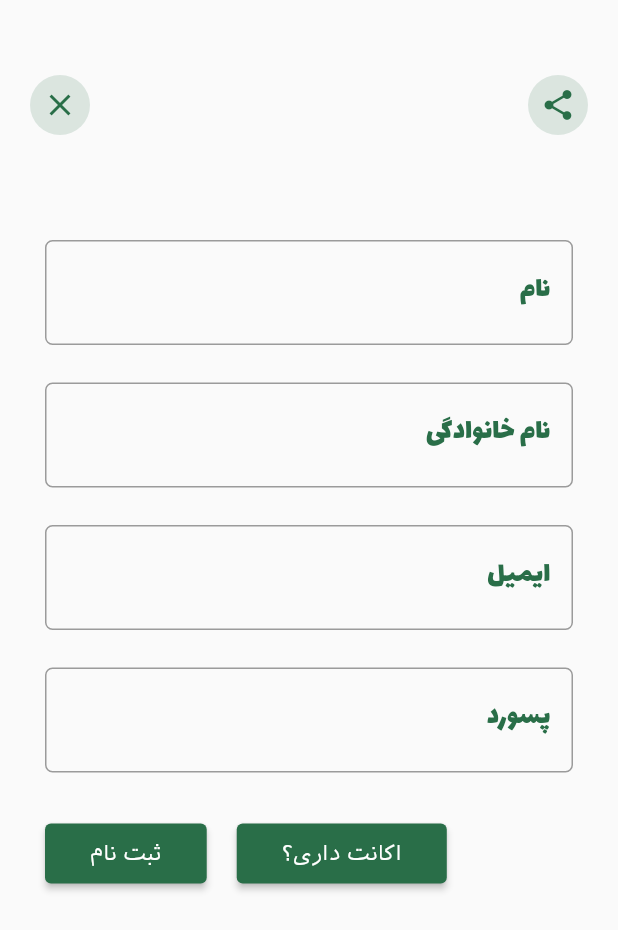
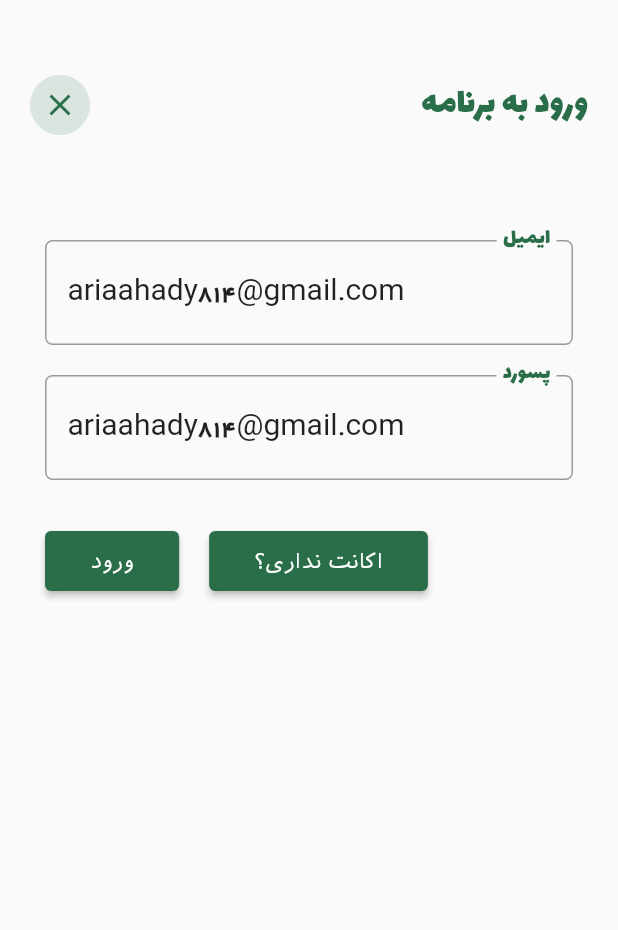
Before and after one commit to AriyaAhadyflutter/wordpresshop, a Flutter app: the screen it shows after launch, on a phone screen of 412 x 824 dp. Shown: the top 930 px of the screen. Run offline on Flutter 3.47's test engine with Material 2 defaults, Android fonts, the phone set to English and light mode, and no system bars; our stand-ins replace animated_bottom_navigation_bar, dio, page_transition; accounts and stored records are empty.

Commit message:
finish appbar

```diff
--- a/lib/main.dart
+++ b/lib/main.dart
@@ -1,6 +1,7 @@
 import 'package:flutter/material.dart';
+import 'package:wordpreesapp/ui/login/loginpage.dart';
 
-import 'package:wordpreesapp/ui/singup/singup.dart';
+// import 'package:wordpreesapp/ui/singup/singup.dart';
 
 void main() {
   runApp(const MyApp());
@@ -13,7 +14,7 @@ class MyApp extends StatelessWidget {
   Widget build(BuildContext context) {
     return const MaterialApp(
       debugShowCheckedModeBanner: false,
-      home: SingUp(),
+      home: Login(),
     );
   }
 }
--- /dev/null
+++ b/lib/ui/login/loginpage.dart
@@ -0,0 +1,272 @@
+import 'package:flutter/material.dart';
+import 'package:page_transition/page_transition.dart';
+import 'package:wordpreesapp/api/api_service.dart';
+import 'package:wordpreesapp/contants/constants.dart';
+import 'package:wordpreesapp/model/woocammers/register.dart';
+import 'package:wordpreesapp/ui/root/root_page.dart';
+import 'package:wordpreesapp/ui/singup/singup.dart';
+import 'package:wordpreesapp/ui/utils/custom_appbar.dart';
+import 'package:wordpreesapp/ui/utils/custom_dilog_box.dart';
+
+class Login extends StatefulWidget {
+  const Login({super.key});
+
+  @override
+  State<Login> createState() => _LoginState();
+}
+
+class _LoginState extends State<Login> {
+  late ApiService apiService;
+  late CustomerModel customerModel;
+  bool apiCalled = false;
+
+  GlobalKey<FormState> globalKey = GlobalKey<FormState>();
+  TextEditingController email =
+      TextEditingController(text: 'ariaahady814@gmail.com');
+  TextEditingController password =
+      TextEditingController(text: 'ariaahady814@gmail.com');
+
+  @override
+  void initState() {
+    apiService = ApiService();
+    customerModel = CustomerModel();
+    super.initState();
+  }
+
+  @override
+  Widget build(BuildContext context) {
+    Size size = MediaQuery.of(context).size;
+    return Scaffold(
+      body: Stack(
+        children: [
+          const CustomAppBar(appBarText: 'ورود به برنامه'),
+          Positioned(
+            top: 150,
+            left: 20,
+            right: 20,
+            child: SizedBox(
+              width: size.width * 0.8,
+              height: size.height * 0.8,
+              child: Form(
+                key: globalKey,
+                child: SingleChildScrollView(
+                  child: Padding(
+                    padding: const EdgeInsets.all(10),
+                    child: Column(
+                      children: [
+                        // ایمیل
+                        Directionality(
+                          textDirection: TextDirection.rtl,
+                          child: TextFormField(
+                            controller: email,
+                            keyboardType: TextInputType.emailAddress,
+                            cursorColor: MyConstantsSC.primarycolor,
+                            style: const TextStyle(
+                              fontFamily: 'Yekanplus',
+                              fontSize: 20,
+                              height: 2,
+                            ),
+                            textDirection: TextDirection.ltr,
+                            decoration: InputDecoration(
+                                errorStyle: const TextStyle(
+                                  fontSize: 17,
+                                  fontFamily: 'Yekanplus',
+                                ),
+                                hintTextDirection: TextDirection.ltr,
+                                focusedBorder: OutlineInputBorder(
+                                  borderSide: BorderSide(
+                                    width: 1.2,
+                                    color: MyConstantsSC.primarycolor,
+                                  ),
+                                ),
+                                border: OutlineInputBorder(
+                                  borderRadius: BorderRadius.circular(5),
+                                ),
+                                contentPadding: const EdgeInsets.symmetric(
+                                  horizontal: 15,
+                                  vertical: 15,
+                                ),
+                                label: Text(
+                                  'ایمیل',
+                                  style: TextStyle(
+                                    fontFamily: 'Lalezar',
+                                    fontSize: 20,
+                                    color: MyConstantsSC.primarycolor,
+                                  ),
+                                )),
+                            validator: (value) {
+                              if (value.toString().isEmpty) {
+                                return 'باید فیلد رو پر کنی';
+                              }
+                              return null;
+                            },
+                          ),
+                        ),
+                        const SizedBox(height: 20),
+                        // پسورد
+                        Directionality(
+                          textDirection: TextDirection.rtl,
+                          child: TextFormField(
+                            controller: password,
+                            keyboardType: TextInputType.emailAddress,
+                            cursorColor: MyConstantsSC.primarycolor,
+                            style: const TextStyle(
+                              fontFamily: 'Yekanplus',
+                              fontSize: 20,
+                              height: 2,
+                            ),
+                            textDirection: TextDirection.ltr,
+                            decoration: InputDecoration(
+                                errorStyle: const TextStyle(
+                                  fontSize: 17,
+                                  fontFamily: 'Yekanplus',
+                                ),
+                                hintTextDirection: TextDirection.ltr,
+                                focusedBorder: OutlineInputBorder(
+                                  borderSide: BorderSide(
+                                    width: 1.2,
+                                    color: MyConstantsSC.primarycolor,
+                                  ),
+                                ),
+                                border: OutlineInputBorder(
+                                  borderRadius: BorderRadius.circular(5),
+                                ),
+                                contentPadding: const EdgeInsets.symmetric(
+                                  horizontal: 15,
+                                  vertical: 15,
+                                ),
+                                label: Text(
+                                  'پسورد',
+                                  style: TextStyle(
+                                    fontFamily: 'Lalezar',
+                                    fontSize: 20,
+                                    color: MyConstantsSC.primarycolor,
+                                  ),
+                                )),
+                            validator: (value) {
+                              if (value.toString().isEmpty) {
+                                return 'باید فیلد رو پر کنی';
+                              }
+                              return null;
+                            },
+                          ),
+                        ),
+
+                        const SizedBox(height: 30),
+
+                        Row(
+                          children: [
+                            ElevatedButton(
+                              style: ElevatedButton.styleFrom(
+                                backgroundColor: MyConstantsSC.primarycolor,
+                                padding: const EdgeInsets.symmetric(
+                                  horizontal: 30,
+                                  vertical: 12,
+                                ),
+                              ),
+                              onPressed: () {
+                                if (globalKey.currentState!.validate()) {
+                                  setState(() {
+                                    apiCalled = true;
+                                  });
+                                  // debugPrint('${customerModel.toJson()}');
+
+                                  apiService
+                                      .loginCustomer(
+                                    email.text,
+                                    password.text,
+                                  )
+                                      .then(
+                                    (retRes) {
+                                      setState(() {
+                                        apiCalled = false;
+                                      });
+                                      if (retRes.success!) {
+                                        CustomDialogBox.showMassage(
+                                          context,
+                                          "ورورد موفق",
+                                          "ورود موفقیت آمیز بود",
+                                          "باشه ",
+                                          () {
+                                            Navigator.pushReplacement(
+                                              context,
+                                              PageTransition(
+                                                child: const Root(),
+                                                type: PageTransitionType
+                                                    .leftToRight,
+                                              ),
+                                            );
+                                          },
+                                        );
+                                      } else {
+                                        CustomDialogBox.showMassage(
+                                            context,
+                                            "ورورد ناموفق",
+                                            "ورود ناموفقیت آمیز بود",
+                                            "باشه ", () {
+                                          Navigator.pop(context);
+                                        });
+                                      }
+                                    },
+                                  );
+                                }
+                              },
+                              child: const Text(
+                                "ورود",
+                                style: TextStyle(
+                                  fontFamily: 'iranSans',
+                                  fontSize: 14,
+                                ),
+                              ),
+                            ),
+                            //
+                            const SizedBox(width: 20),
+                            ElevatedButton(
+                              style: ElevatedButton.styleFrom(
+                                backgroundColor: MyConstantsSC.primarycolor,
+                                padding: const EdgeInsets.symmetric(
+                                  horizontal: 30,
+                                  vertical: 12,
+                                ),
+                              ),
+                              onPressed: () {
+                                Navigator.pushReplacement(
+                                  context,
+                                  PageTransition(
+                                    child: const SingUp(),
+                                    type: PageTransitionType.leftToRight,
+                                  ),
+                                );
+                              },
+                              child: const Text(
+                                "اکانت نداری؟",
+                                style: TextStyle(
+                                  fontFamily: 'iranSans',
+                                  fontSize: 14,
+                                ),
+                              ),
+                            ),
+                          ],
+                        ),
+                        const SizedBox(height: 30),
+                        apiCalled
+                            ? const Text(
+                                '...لطفا منتظر بمانید',
+                                style: TextStyle(
+                                  fontSize: 25,
+                                  fontFamily: 'Yekanplus',
+                                ),
+                              )
+                            : const Text(''),
+                      ],
+                    ),
+                  ),
+                ),
+              ),
+            ),
+          ),
+        ],
+      ),
+    );
+  }
+}
--- a/lib/ui/root/root_page.dart
+++ b/lib/ui/root/root_page.dart
@@ -41,7 +41,9 @@ class _RootState extends State<Root> {
   @override
   Widget build(BuildContext context) {
     return Scaffold(
+
       appBar: AppBar(
+        automaticallyImplyLeading: false,
         title: Padding(
           padding: const EdgeInsets.only(top: 30),
           child: Row(
--- a/lib/ui/singup/singup.dart
+++ b/lib/ui/singup/singup.dart
@@ -1,8 +1,11 @@
 import 'package:flutter/material.dart';
+import 'package:page_transition/page_transition.dart';
 import 'package:wordpreesapp/api/api_service.dart';
 import 'package:wordpreesapp/contants/constants.dart';
 import 'package:wordpreesapp/model/woocammers/register.dart';
+import 'package:wordpreesapp/ui/login/loginpage.dart';
 import 'package:wordpreesapp/ui/singup/customFilde.dart';
+import 'package:wordpreesapp/ui/utils/custom_appbar.dart';
 import 'package:wordpreesapp/ui/utils/custom_dilog_box.dart';
 import 'package:wordpreesapp/ui/utils/exstanions.dart';
 
@@ -31,40 +34,7 @@ class _SingUpState extends State<SingUp> {
     return Scaffold(
       body: Stack(
         children: [
-          Positioned(
-            top: 50,
-            left: 20,
-            right: 20,
-            child: Row(
-              mainAxisAlignment: MainAxisAlignment.spaceBetween,
-              children: [
-                Container(
-                  height: 40,
-                  width: 40,
-                  decoration: BoxDecoration(
-                    borderRadius: BorderRadius.circular(50),
-                    color: MyConstantsSC.primarycolor.withOpacity(0.15),
-                  ),
-                  child: Icon(
-                    Icons.close,
-                    color: MyConstantsSC.primarycolor,
-                  ),
-                ),
-                Container(
-                  height: 40,
-                  width: 40,
-                  decoration: BoxDecoration(
-                    borderRadius: BorderRadius.circular(50),
-                    color: MyConstantsSC.primarycolor.withOpacity(0.15),
-                  ),
-                  child: Icon(
-                    Icons.share,
-                    color: MyConstantsSC.primarycolor,
-                  ),
-                ),
-              ],
-            ),
-          ),
+          const CustomAppBar(appBarText: 'ثبت نام'),
           Positioned(
             top: 150,
             left: 20,
@@ -219,7 +189,15 @@ class _SingUpState extends State<SingUp> {
                                   vertical: 12,
                                 ),
                               ),
-                              onPressed: () {},
+                              onPressed: () {
+                                Navigator.pushReplacement(
+                                  context,
+                                  PageTransition(
+                                    child: const Login(),
+                                    type: PageTransitionType.leftToRight,
+                                  ),
+                                );
+                              },
                               child: const Text(
                                 'اکانت داری؟',
                                 style: TextStyle(
--- /dev/null
+++ b/lib/ui/utils/custom_appbar.dart
@@ -0,0 +1,49 @@
+import 'package:flutter/material.dart';
+import 'package:wordpreesapp/contants/constants.dart';
+
+class CustomAppBar extends StatefulWidget {
+  final String appBarText;
+  const CustomAppBar({
+    super.key,
+    required this.appBarText,
+  });
+
+  @override
+  State<CustomAppBar> createState() => _CustomAppBarState();
+}
+
+class _CustomAppBarState extends State<CustomAppBar> {
+  @override
+  Widget build(BuildContext context) {
+    return Positioned(
+      top: 50,
+      left: 20,
+      right: 20,
+      child: Row(
+        mainAxisAlignment: MainAxisAlignment.spaceBetween,
+        children: [
+          Container(
+            height: 40,
+            width: 40,
+            decoration: BoxDecoration(
+              borderRadius: BorderRadius.circular(50),
+              color: MyConstantsSC.primarycolor.withOpacity(0.15),
+            ),
+            child: Icon(
+              Icons.close,
+              color: MyConstantsSC.primarycolor,
+            ),
+          ),
+          Text(
+            widget.appBarText,
+            style: TextStyle(
+              color: MyConstantsSC.primarycolor,
+              fontSize: 25,
+              fontFamily: 'Lalezar',
+            ),
+          ),
+        ],
+      ),
+    );
+  }
+}
--- a/pubspec.yaml
+++ b/pubspec.yaml
@@ -25,6 +25,7 @@ dependencies:
 
 
   cupertino_icons: ^1.0.2
+  page_transition: ^2.1.0
 
 dev_dependencies:
   flutter_test:
```
Also changed, not shown: lib/api/api_service.dart (+32 -2 lines), lib/model/woocammers/loginmodel.dart (+10 -8 lines), pubspec.lock.
